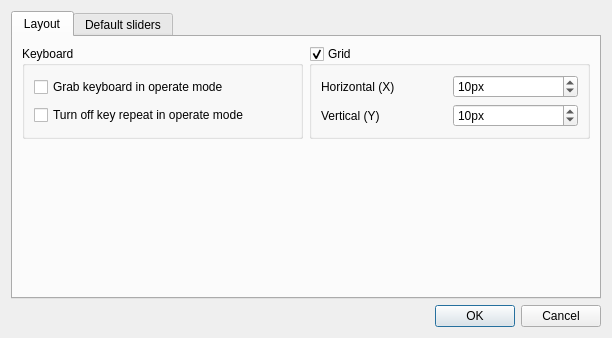
First picture: the form in ui/src/vcproperties.ui, repository Andersbakken/qlc, before the edit.
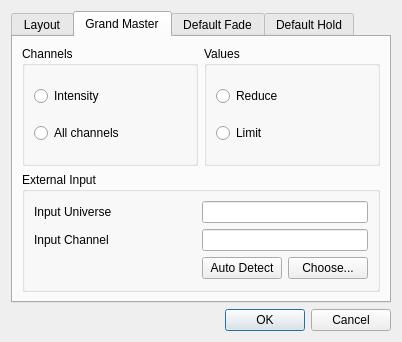
Second picture: the form after the edit. The open tabs and pages were chosen to show the change.

Commit message: Added Grand Master configuration to the Virtual Console Properties dialog. Fixed a bug that kept treating all channels as intensity channels after GM channel mode was switched to AllChannels and then back to Intensity mode. Separated VCPropertiesEditor to its own file(s). GM slider shows percent values in Reduce mode and DMX values in Limit mode.

```diff
--- a/ui/src/vcproperties.ui
+++ b/ui/src/vcproperties.ui
@@ -6,8 +6,8 @@
    <rect>
     <x>0</x>
     <y>0</y>
-    <width>612</width>
-    <height>338</height>
+    <width>402</width>
+    <height>342</height>
    </rect>
   </property>
   <property name="windowTitle">
@@ -27,7 +27,7 @@
        <item row="0" column="0">
         <widget class="QGroupBox" name="m_keyboardGroup">
          <property name="title">
-          <string>Keyboard</string>
+          <string>Keyboard in operate mode</string>
          </property>
          <layout class="QVBoxLayout">
           <item>
@@ -36,7 +36,7 @@
              <string>Make virtual console to take exclusive keyboard control during operate mode</string>
             </property>
             <property name="text">
-             <string>Grab keyboard in operate mode</string>
+             <string>Grab keyboard</string>
             </property>
            </widget>
           </item>
@@ -46,7 +46,7 @@
              <string>Prevent flickering when a keyboard hotkey has been pressed in operate mode</string>
             </property>
             <property name="text">
-             <string>Turn off key repeat in operate mode</string>
+             <string>Turn off key repeat</string>
             </property>
            </widget>
           </item>
@@ -142,9 +142,129 @@
        </item>
       </layout>
      </widget>
+     <widget class="QWidget" name="GrandMaster">
+      <attribute name="title">
+       <string>Grand Master</string>
+      </attribute>
+      <layout class="QGridLayout" name="gridLayout_6">
+       <item row="0" column="0">
+        <widget class="QGroupBox" name="m_gmChannelsGroup">
+         <property name="title">
+          <string>Channels</string>
+         </property>
+         <layout class="QVBoxLayout" name="verticalLayout_2">
+          <item>
+           <widget class="QRadioButton" name="m_gmIntensityRadio">
+            <property name="text">
+             <string>Intensity</string>
+            </property>
+           </widget>
+          </item>
+          <item>
+           <widget class="QRadioButton" name="m_gmAllChannelsRadio">
+            <property name="text">
+             <string>All channels</string>
+            </property>
+           </widget>
+          </item>
+         </layout>
+        </widget>
+       </item>
+       <item row="0" column="1">
+        <widget class="QGroupBox" name="m_gmValuesGroup">
+         <property name="title">
+          <string>Values</string>
+         </property>
+         <layout class="QVBoxLayout" name="verticalLayout_3">
+          <item>
+           <widget class="QRadioButton" name="m_gmReduceRadio">
+            <property name="text">
+             <string>Reduce</string>
+            </property>
+           </widget>
+          </item>
+          <item>
+           <widget class="QRadioButton" name="m_gmLimitRadio">
+            <property name="text">
+             <string>Limit</string>
+            </property>
+           </widget>
+          </item>
+         </layout>
+        </widget>
+       </item>
+       <item row="1" column="0" colspan="2">
+        <widget class="QGroupBox" name="groupBox">
+         <property name="title">
+          <string>External Input</string>
+         </property>
+         <layout class="QGridLayout" name="gridLayout_4">
+          <item row="0" column="0">
+           <widget class="QLabel" name="m_gmInputUniverseLabel">
+            <property name="text">
+             <string>Input Universe</string>
+            </property>
+           </widget>
+          </item>
+          <item row="0" column="2" colspan="2">
+           <widget class="QLineEdit" name="m_gmInputUniverseEdit">
+            <property name="readOnly">
+             <bool>true</bool>
+            </property>
+           </widget>
+          </item>
+          <item row="1" column="0">
+           <widget class="QLabel" name="m_gmInputChannelLabel">
+            <property name="text">
+             <string>Input Channel</string>
+            </property>
+           </widget>
+          </item>
+          <item row="1" column="2" colspan="2">
+           <widget class="QLineEdit" name="m_gmInputChannelEdit">
+            <property name="readOnly">
+             <bool>true</bool>
+            </property>
+           </widget>
+          </item>
+          <item row="2" column="0" colspan="2">
+           <spacer name="horizontalSpacer_5">
+            <property name="orientation">
+             <enum>Qt::Horizontal</enum>
+            </property>
+            <property name="sizeHint" stdset="0">
+             <size>
+              <width>165</width>
+              <height>20</height>
+             </size>
+            </property>
+           </spacer>
+          </item>
+          <item row="2" column="2">
+           <widget class="QPushButton" name="m_autoDetectGrandMasterInputButton">
+            <property name="text">
+             <string>Auto Detect</string>
+            </property>
+            <property name="checkable">
+             <bool>true</bool>
+            </property>
+           </widget>
+          </item>
+          <item row="2" column="3">
+           <widget class="QPushButton" name="m_chooseGrandMasterInputButton">
+            <property name="text">
+             <string>Choose...</string>
+            </property>
+           </widget>
+          </item>
+         </layout>
+        </widget>
+       </item>
+      </layout>
+     </widget>
      <widget class="QWidget" name="DefaultSliders">
       <attribute name="title">
-       <string>Default sliders</string>
+       <string>Default Fade</string>
       </attribute>
       <layout class="QHBoxLayout" name="horizontalLayout_2">
        <item>
@@ -273,6 +393,13 @@
          </layout>
         </widget>
        </item>
+      </layout>
+     </widget>
+     <widget class="QWidget" name="tab_2">
+      <attribute name="title">
+       <string>Default Hold</string>
+      </attribute>
+      <layout class="QHBoxLayout" name="horizontalLayout_2">
        <item>
         <widget class="QGroupBox" name="m_defaultHoldGroup">
          <property name="title">
```
Left out of the diff: 248 changed lines with no effect on the pictures. The commit also changes 15 other files.
